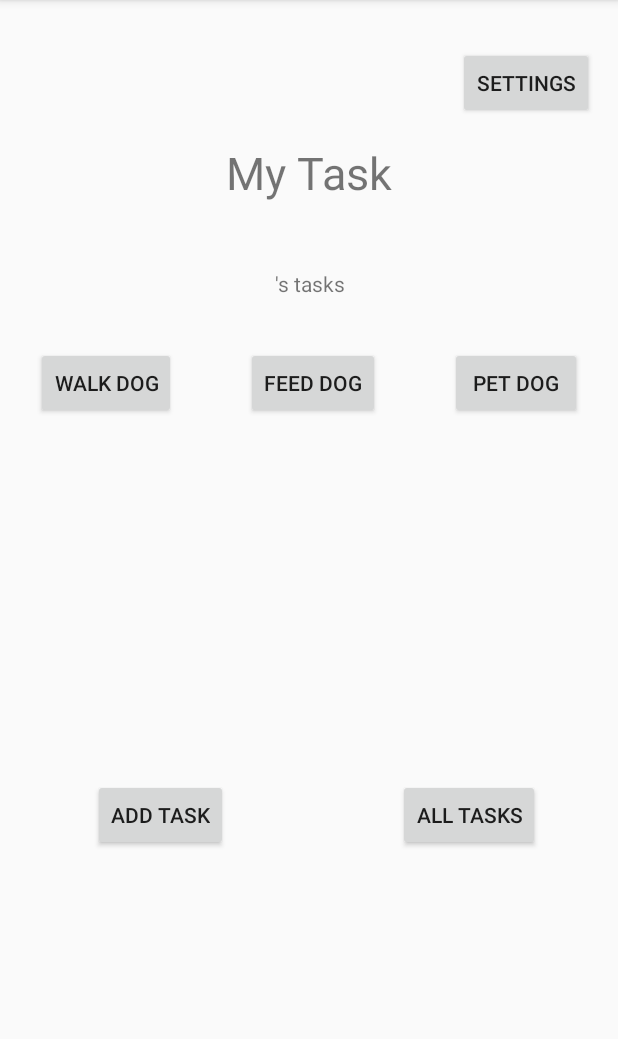
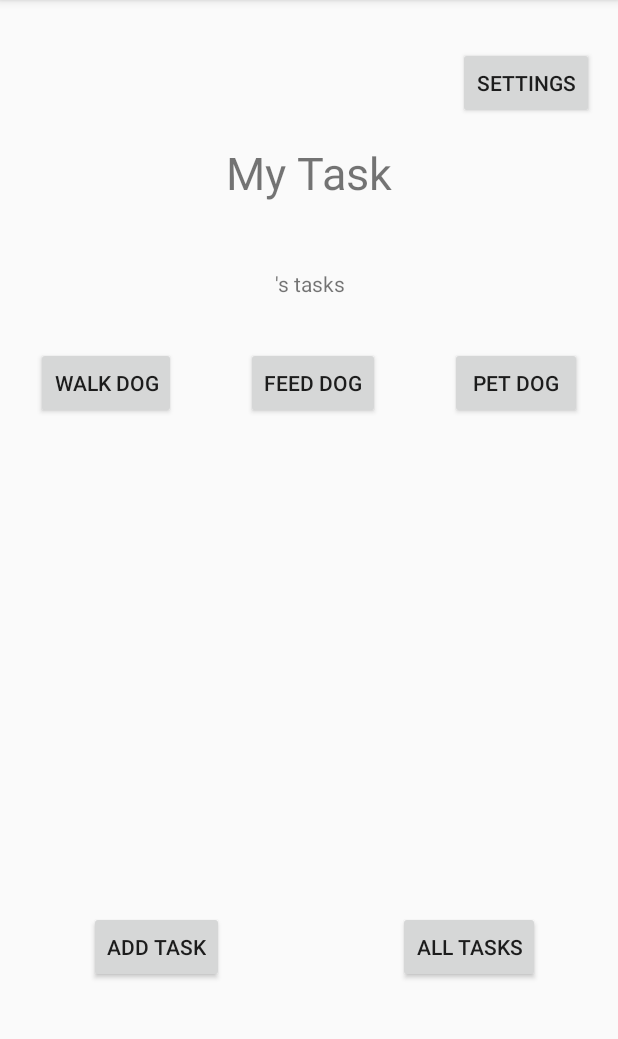
Before and after one commit to martinpapacodes/taskmaster, an Android app: the screen it shows after launch (MainActivity), on a phone screen of 412 x 824 dp, the part 84-1123 px from its top. Run offline under Robolectric (Android 15) with nearby library versions, the phone set to English and light mode, and no system bars.

Commit message:
stopping point

```diff
--- a/app/src/main/res/layout/activity_main.xml
+++ b/app/src/main/res/layout/activity_main.xml
@@ -23,10 +23,11 @@
         android:layout_width="wrap_content"
         android:layout_height="wrap_content"
         android:layout_marginStart="52dp"
-        android:layout_marginTop="240dp"
+        android:layout_marginTop="328dp"
         android:layout_marginEnd="104dp"
         android:text="Add Task"
         app:layout_constraintEnd_toStartOf="@+id/allTasksButton"
+        app:layout_constraintHorizontal_bias="0.388"
         app:layout_constraintStart_toStartOf="parent"
         app:layout_constraintTop_toBottomOf="@+id/walkDogButton" />
 
@@ -34,7 +35,7 @@
         android:id="@+id/allTasksButton"
         android:layout_width="wrap_content"
         android:layout_height="wrap_content"
-        android:layout_marginTop="240dp"
+        android:layout_marginTop="328dp"
         android:layout_marginEnd="52dp"
         android:text="All Tasks"
         app:layout_constraintEnd_toEndOf="parent"
@@ -92,12 +93,4 @@
         app:layout_constraintStart_toStartOf="parent"
         app:layout_constraintTop_toBottomOf="@+id/textView" />
 
-    <ImageView
-        android:id="@+id/imageView"
-        android:layout_width="wrap_content"
-        android:layout_height="wrap_content"
-        tools:layout_editor_absoluteX="143dp"
-        tools:layout_editor_absoluteY="340dp"
-        tools:srcCompat="@tools:sample/avatars" />
-
 </androidx.constraintlayout.widget.ConstraintLayout>
```
